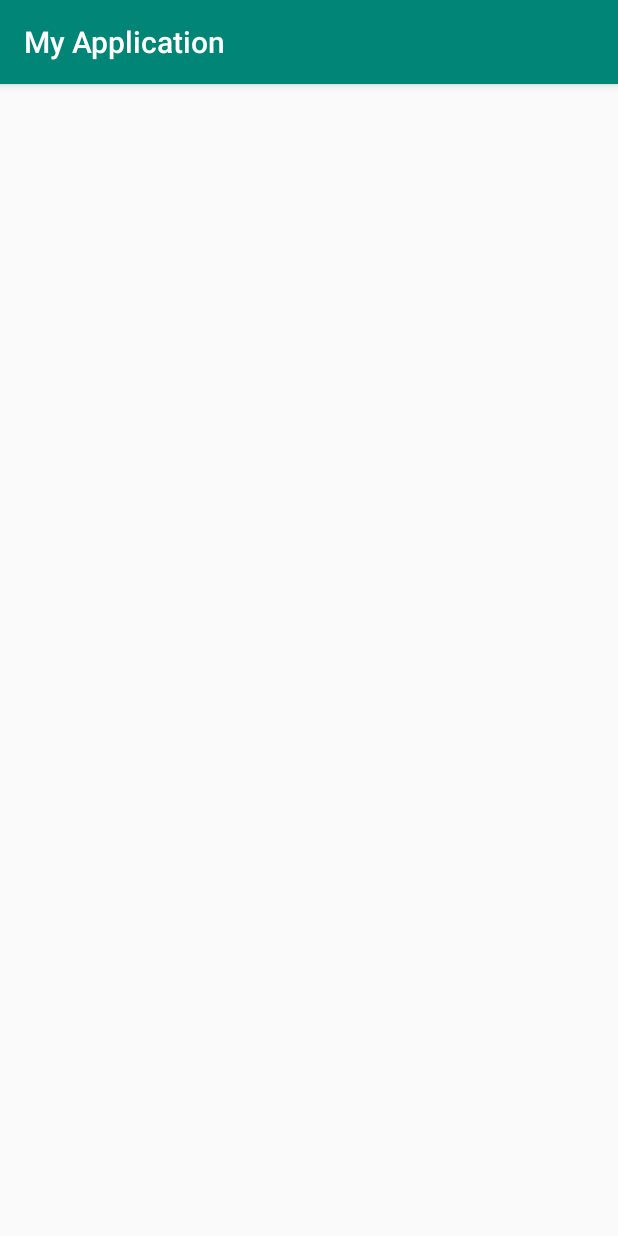
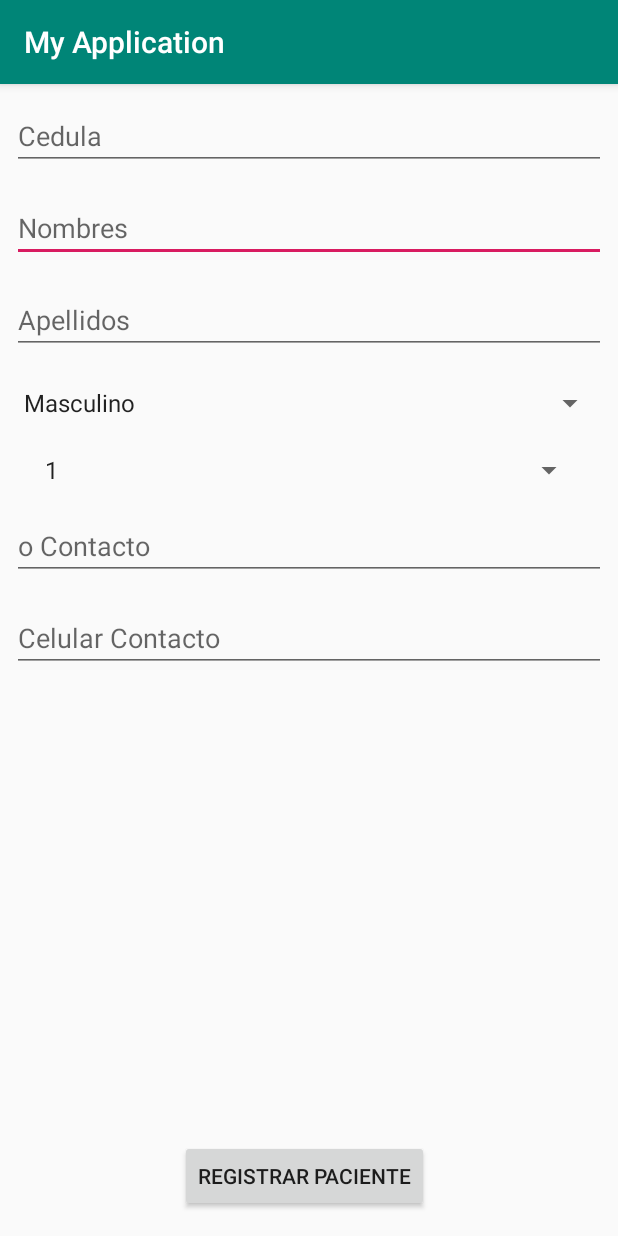
Before and after one commit to pierre-chavez/AppTesis, an Android app: the screen it shows after launch (MainActivity before the commit, Registro after it), on a phone screen of 412 x 824 dp. Run offline under Robolectric (Android 15) with nearby library versions, the phone set to English and light mode, and no system bars; our stand-ins replace Firebase (no records; nobody signed in at launch, a user with empty details on screens opened directly).

Commit message:
validacion de modulo de registro de paciente

```diff
--- a/app/build.gradle
+++ b/app/build.gradle
@@ -1,6 +1,6 @@
 buildscript {
     repositories {
-        maven { url 'https://plugins.gradle.org/m2/'}
+        maven { url 'https://plugins.gradle.org/m2/' }
     }
     dependencies {
         classpath 'gradle.plugin.com.onesignal:onesignal-gradle-plugin:[0.11.0, 0.99.99]'
@@ -23,7 +23,7 @@ android {
         testInstrumentationRunner "android.support.test.runner.AndroidJUnitRunner"
         //One Signal
         manifestPlaceholders = [
-                onesignal_app_id: '0b8c4cf4-17b0-49ee-b96c-e7d58cea54a3',
+                onesignal_app_id               : '0b8c4cf4-17b0-49ee-b96c-e7d58cea54a3',
                 // Project number pulled from dashboard, local value is ignored.
                 onesignal_google_project_number: 'REMOTE'
         ]
@@ -47,5 +47,7 @@ dependencies {
     testImplementation 'junit:junit:4.12'
     androidTestImplementation 'com.android.support.test:runner:1.0.2'
     androidTestImplementation 'com.android.support.test.espresso:espresso-core:3.0.2'
+
+    implementation 'com.google.firebase:firebase-database:16.0.1'
 }
 apply plugin: 'com.google.gms.google-services'
--- a/app/src/main/AndroidManifest.xml
+++ b/app/src/main/AndroidManifest.xml
@@ -10,6 +10,9 @@
         android:supportsRtl="true"
         android:theme="@style/AppTheme">
         <activity android:name=".MainActivity">
+
+        </activity>
+        <activity android:name=".Registro">
             <intent-filter>
                 <action android:name="android.intent.action.MAIN" />
 
--- /dev/null
+++ b/app/src/main/java/com/example/uees2/myapplication/Registro.java
@@ -0,0 +1,117 @@
+package com.example.uees2.myapplication;
+
+import android.support.v7.app.AppCompatActivity;
+import android.os.Bundle;
+import android.text.TextUtils;
+import android.view.View;
+import android.widget.Button;
+import android.widget.EditText;
+import android.widget.Spinner;
+import android.widget.Toast;
+
+import com.google.firebase.database.DatabaseReference;
+import com.google.firebase.database.FirebaseDatabase;
+
+import java.text.SimpleDateFormat;
+import java.util.Calendar;
+import java.util.Date;
+
+public class Registro extends AppCompatActivity {
+
+    Date fechaRegistro;
+    EditText editTextCedula, editTextNombres, editTextApellidos, editTextNombreContato, editTextCelularContacto;
+    Spinner spinnerGenero,spinnerHabitacion;
+    Button buttonRegistrar;
+
+    DatabaseReference databasePacientes;
+
+    @Override
+    protected void onCreate(Bundle savedInstanceState) {
+        super.onCreate(savedInstanceState);
+        setContentView(R.layout.activity_registro);
+
+
+        databasePacientes = FirebaseDatabase.getInstance().getReference("Persona");
+
+        editTextCedula = findViewById(R.id.editTextCedula);
+        editTextNombres = findViewById(R.id.editTextNombre);
+        editTextApellidos = findViewById(R.id.editTextApellidos);
+        editTextNombreContato = findViewById(R.id.editTextNombreContacto);
+        editTextCelularContacto = findViewById(R.id.editTextCelularContacto);
+        spinnerGenero = findViewById(R.id.spinnerGenero);
+        spinnerHabitacion = findViewById(R.id.spinnerHabitacion);
+        buttonRegistrar = findViewById(R.id.buttonRegistrar);
+
+
+        buttonRegistrar.setOnClickListener(new View.OnClickListener() {
+            @Override
+            public void onClick(View v) {
+
+                RegistrarPaciente();
+            }
+        });
+
+
+    }
+
+
+    private void RegistrarPaciente(){
+
+        String cedula = editTextCedula.getText().toString().trim();
+        String nombres = editTextNombres.getText().toString().trim();
+        String apellidos = editTextApellidos.getText().toString().trim();
+        String nombreContacto = editTextNombreContato.getText().toString();
+        String celularContacto = editTextCelularContacto.getText().toString();
+        String genero = spinnerGenero.getSelectedItem().toString();
+        String habitacion = spinnerHabitacion.getSelectedItem().toString();
+
+        Calendar calendar = Calendar.getInstance();
+        SimpleDateFormat mdformat = new SimpleDateFormat("dd/mm/yyyy");
+        String strDate = mdformat.format(calendar.getTime());
+
+        if (cedula.isEmpty()){
+            editTextCedula.setError("Debe ingresar cedula de paciente");
+            editTextCedula.requestFocus();
+            return;
+        }
+
+        if (nombres.isEmpty()){
+            editTextNombres.setError("Debe ingresar los nombres");
+            editTextNombres.requestFocus();
+            return;
+        }
+
+        if (apellidos.isEmpty()){
+            editTextApellidos.setError("Debe ingresar los apellidos");
+            editTextApellidos.requestFocus();
+            return;
+        }
+
+        if (nombreContacto.isEmpty()){
+            editTextNombreContato.setError("Debe ingresar nombre de persona de contacto");
+            editTextNombreContato.requestFocus();
+            return;
+        }
+
+        if (celularContacto.isEmpty()){
+            editTextCelularContacto.setError("Debe ingresar celular de persona de contacto");
+            editTextCelularContacto.requestFocus();
+            return;
+        }
+
+
+
+        String id = cedula;
+        int nHabitacion = Integer.parseInt(habitacion);
+
+        Paciente paciente = new Paciente(cedula,nombres,apellidos,strDate,genero,nHabitacion,nombreContacto,celularContacto);
+
+        databasePacientes.child(id).setValue(paciente);
+
+        Toast.makeText(this, "Registro exitoso", Toast.LENGTH_SHORT).show();
+
+
+    }
+
+
+}
--- /dev/null
+++ b/app/src/main/res/layout/activity_registro.xml
@@ -0,0 +1,137 @@
+<?xml version="1.0" encoding="utf-8"?>
+<android.support.constraint.ConstraintLayout xmlns:android="http://schemas.android.com/apk/res/android"
+    xmlns:app="http://schemas.android.com/apk/res-auto"
+    xmlns:tools="http://schemas.android.com/tools"
+    android:layout_width="match_parent"
+    android:layout_height="match_parent"
+    tools:context=".Registro">
+
+    <EditText
+        android:id="@+id/editTextNombre"
+        android:layout_width="0dp"
+        android:layout_height="wrap_content"
+        android:layout_marginStart="8dp"
+        android:layout_marginLeft="8dp"
+        android:layout_marginTop="16dp"
+        android:layout_marginEnd="8dp"
+        android:layout_marginRight="8dp"
+        android:ems="10"
+        android:hint="Nombres"
+        android:inputType="textPersonName"
+        app:layout_constraintEnd_toEndOf="parent"
+        app:layout_constraintHorizontal_bias="1.0"
+        app:layout_constraintStart_toStartOf="parent"
+        app:layout_constraintTop_toBottomOf="@+id/editTextCedula"
+        tools:ignore="MissingConstraints" />
+
+    <EditText
+        android:id="@+id/editTextApellidos"
+        android:layout_width="0dp"
+        android:layout_height="wrap_content"
+        android:layout_marginStart="8dp"
+        android:layout_marginLeft="8dp"
+        android:layout_marginTop="16dp"
+        android:layout_marginEnd="8dp"
+        android:layout_marginRight="8dp"
+        android:ems="10"
+        android:hint="Apellidos"
+        android:inputType="textPersonName"
+        app:layout_constraintEnd_toEndOf="parent"
+        app:layout_constraintStart_toStartOf="parent"
+        app:layout_constraintTop_toBottomOf="@+id/editTextNombre"
+        tools:ignore="MissingConstraints" />
+
+    <Spinner
+        android:id="@+id/spinnerGenero"
+        android:layout_width="0dp"
+        android:layout_height="33dp"
+        android:layout_marginStart="8dp"
+        android:layout_marginLeft="8dp"
+        android:layout_marginTop="16dp"
+        android:layout_marginEnd="8dp"
+        android:layout_marginRight="8dp"
+        android:entries="@array/generos"
+        app:layout_constraintEnd_toEndOf="parent"
+        app:layout_constraintStart_toStartOf="parent"
+        app:layout_constraintTop_toBottomOf="@+id/editTextApellidos"
+        tools:ignore="MissingConstraints" />
+
+    <EditText
+        android:id="@+id/editTextCelularContacto"
+        android:layout_width="0dp"
+        android:layout_height="wrap_content"
+        android:layout_marginStart="8dp"
+        android:layout_marginLeft="8dp"
+        android:layout_marginTop="16dp"
+        android:layout_marginEnd="8dp"
+        android:layout_marginRight="8dp"
+        android:ems="10"
+        android:hint="Celular Contacto"
+        android:inputType="phone"
+        app:layout_constraintEnd_toEndOf="parent"
+        app:layout_constraintStart_toStartOf="parent"
+        app:layout_constraintTop_toBottomOf="@+id/editTextNombreContacto" />
+
+    <Button
+        android:id="@+id/buttonRegistrar"
+        android:layout_width="wrap_content"
+        android:layout_height="wrap_content"
+        android:layout_marginStart="139dp"
+        android:layout_marginLeft="139dp"
+        android:layout_marginEnd="157dp"
+        android:layout_marginRight="157dp"
+        android:layout_marginBottom="16dp"
+        android:text="Registrar Paciente"
+        app:layout_constraintBottom_toBottomOf="parent"
+        app:layout_constraintEnd_toEndOf="parent"
+        app:layout_constraintHorizontal_bias="0.387"
+        app:layout_constraintStart_toStartOf="parent" />
+
+    <EditText
+        android:id="@+id/editTextNombreContacto"
+        android:layout_width="0dp"
+        android:layout_height="wrap_content"
+        android:layout_marginStart="8dp"
+        android:layout_marginLeft="8dp"
+        android:layout_marginTop="16dp"
+        android:layout_marginEnd="8dp"
+        android:layout_marginRight="8dp"
+        android:ems="10"
+        android:hint="o Contacto"
+        android:inputType="textPersonName"
+        app:layout_constraintEnd_toEndOf="parent"
+        app:layout_constraintHorizontal_bias="0.0"
+        app:layout_constraintStart_toStartOf="parent"
+        app:layout_constraintTop_toBottomOf="@+id/spinnerHabitacion" />
+
+    <EditText
+        android:id="@+id/editTextCedula"
+        android:layout_width="0dp"
+        android:layout_height="41dp"
+        android:layout_marginStart="8dp"
+        android:layout_marginLeft="8dp"
+        android:layout_marginTop="16dp"
+        android:layout_marginEnd="8dp"
+        android:layout_marginRight="8dp"
+        android:ems="10"
+        android:hint="Cedula"
+        android:inputType="textPersonName"
+        app:layout_constraintEnd_toEndOf="parent"
+        app:layout_constraintStart_toStartOf="parent"
+        app:layout_constraintTop_toTopOf="parent" />
+
+    <Spinner
+        android:id="@+id/spinnerHabitacion"
+        android:layout_width="368dp"
+        android:layout_height="wrap_content"
+        android:layout_marginStart="8dp"
+        android:layout_marginLeft="8dp"
+        android:layout_marginTop="16dp"
+        android:layout_marginEnd="8dp"
+        android:layout_marginRight="8dp"
+        android:entries="@array/habitaciones"
+        app:layout_constraintEnd_toEndOf="parent"
+        app:layout_constraintStart_toStartOf="parent"
+        app:layout_constraintTop_toBottomOf="@+id/spinnerGenero" />
+
+</android.support.constraint.ConstraintLayout>
--- a/app/src/main/res/values/strings.xml
+++ b/app/src/main/res/values/strings.xml
@@ -1,3 +1,22 @@
 <resources>
     <string name="app_name">My Application</string>
+
+    <array name="generos">
+        <item>Masculino</item>
+        <item>Femenino</item>
+    </array>
+
+    <array name="habitaciones">
+        <item>"1"</item>
+        <item>"2"</item>
+        <item>"3"</item>
+        <item>"4"</item>
+        <item>"5"</item>
+        <item>"6"</item>
+        <item>"7"</item>
+        <item>"8"</item>
+        <item>"9"</item>
+        <item>"10"</item>
+
+    </array>
 </resources>
--- a/build.gradle
+++ b/build.gradle
@@ -8,7 +8,7 @@ buildscript {
     }
     dependencies {
         classpath 'com.android.tools.build:gradle:3.2.1'
-        classpath 'com.google.gms:google-services:4.0.1'
+        classpath 'com.google.gms:google-services:4.0.2'
 
         // NOTE: Do not place your application dependencies here; they belong
         // in the individual module build.gradle files
```
Also changed, not shown: app/src/main/java/com/example/uees2/myapplication/Paciente.java (added, +93 -0 lines), 1 other file.
